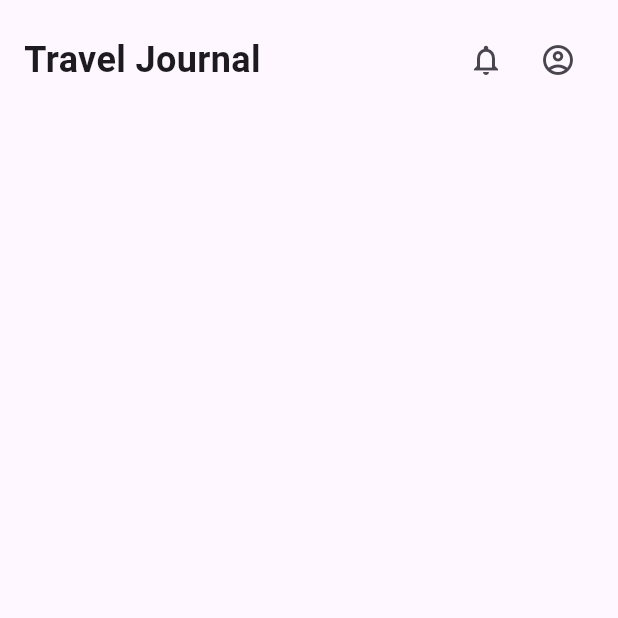
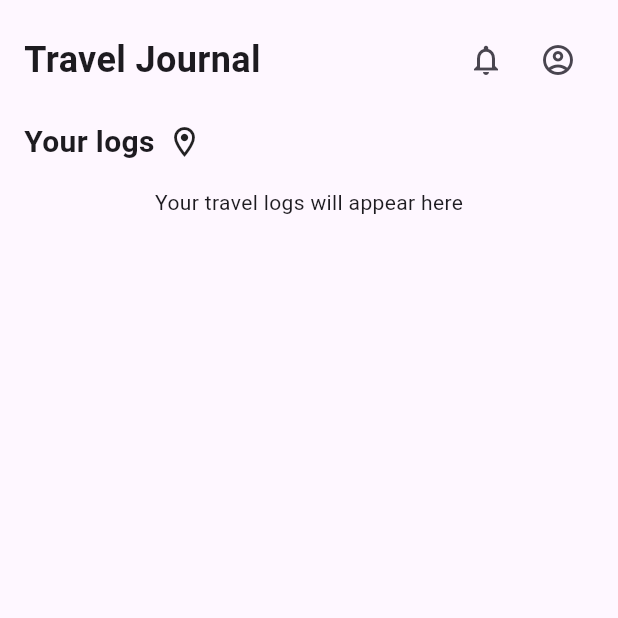
Before and after one commit to Gabrielyng8/travel_journal, a Flutter app: the screen it shows after launch, on a phone screen of 412 x 824 dp, the top half of it. Run offline on Flutter 3.47's test engine with Material 3 defaults, Android fonts, the phone set to English and light mode, and no system bars.

Commit message:
Add LogsScreen to main app layout

```diff
--- /dev/null
+++ b/lib/logs.dart
@@ -0,0 +1,34 @@
+import 'package:flutter/material.dart';
+
+class LogsScreen extends StatelessWidget {
+  const LogsScreen({super.key});
+
+  @override
+  Widget build(BuildContext context) {
+    return Column(
+      crossAxisAlignment: CrossAxisAlignment.start,
+      children: [
+        const Padding(
+          padding: EdgeInsets.symmetric(vertical: 16.0),
+          child: Row(
+            children: [
+              Text(
+                'Your logs',
+                style: TextStyle(
+                  fontSize: 20,
+                  fontWeight: FontWeight.bold,
+                ),
+              ),
+              SizedBox(width: 8),
+              Icon(Icons.location_on_outlined),
+            ],
+          ),
+        ),
+        // Placeholder for the list of logs
+        Center(
+          child: Text('Your travel logs will appear here'),
+        ),
+      ],
+    );
+  }
+}
--- a/lib/main.dart
+++ b/lib/main.dart
@@ -1,4 +1,5 @@
 import 'package:flutter/material.dart';
+import 'logs.dart';
 
 void main() {
   runApp(const MainApp());
@@ -41,6 +42,9 @@ class MainApp extends StatelessWidget {
                     ),
                   ],
                 ),
+                const Expanded(
+                  child: LogsScreen(),
+                ),
               ],
             ),
           ),
```
